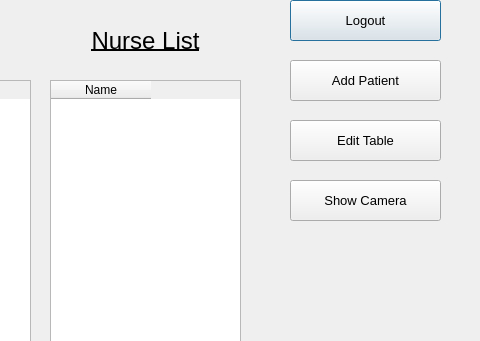
Above: src/doctorHomePage.ui from LocNgoXuan23/sleeping_posture_recognition_gui before the change; both pictures show x 390 to 870 and y 160 to 501 of the 870 by 612 pixel window. Below: the same form after it.
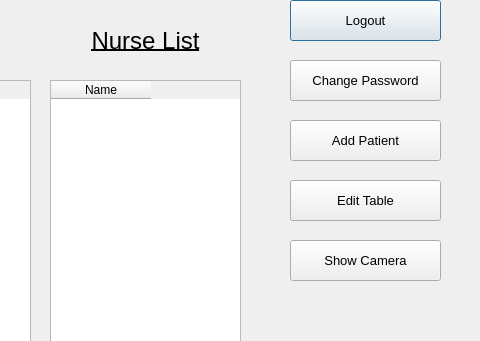
That is the form after the change.

The edit to the form file:
```diff
--- a/src/doctorHomePage.ui
+++ b/src/doctorHomePage.ui
@@ -56,7 +56,7 @@
    <property name="geometry">
     <rect>
      <x>680</x>
-     <y>220</y>
+     <y>280</y>
      <width>151</width>
      <height>41</height>
     </rect>
@@ -143,7 +143,7 @@
    <property name="geometry">
     <rect>
      <x>680</x>
-     <y>280</y>
+     <y>340</y>
      <width>151</width>
      <height>41</height>
     </rect>
@@ -161,7 +161,7 @@
    <property name="geometry">
     <rect>
      <x>680</x>
-     <y>340</y>
+     <y>400</y>
      <width>151</width>
      <height>41</height>
     </rect>
@@ -230,6 +230,24 @@
     <string/>
    </property>
   </widget>
+  <widget class="QPushButton" name="changePasswordBtn">
+   <property name="geometry">
+    <rect>
+     <x>680</x>
+     <y>220</y>
+     <width>151</width>
+     <height>41</height>
+    </rect>
+   </property>
+   <property name="font">
+    <font>
+     <pointsize>10</pointsize>
+    </font>
+   </property>
+   <property name="text">
+    <string>Change Password</string>
+   </property>
+  </widget>
  </widget>
  <resources/>
  <connections/>
```
